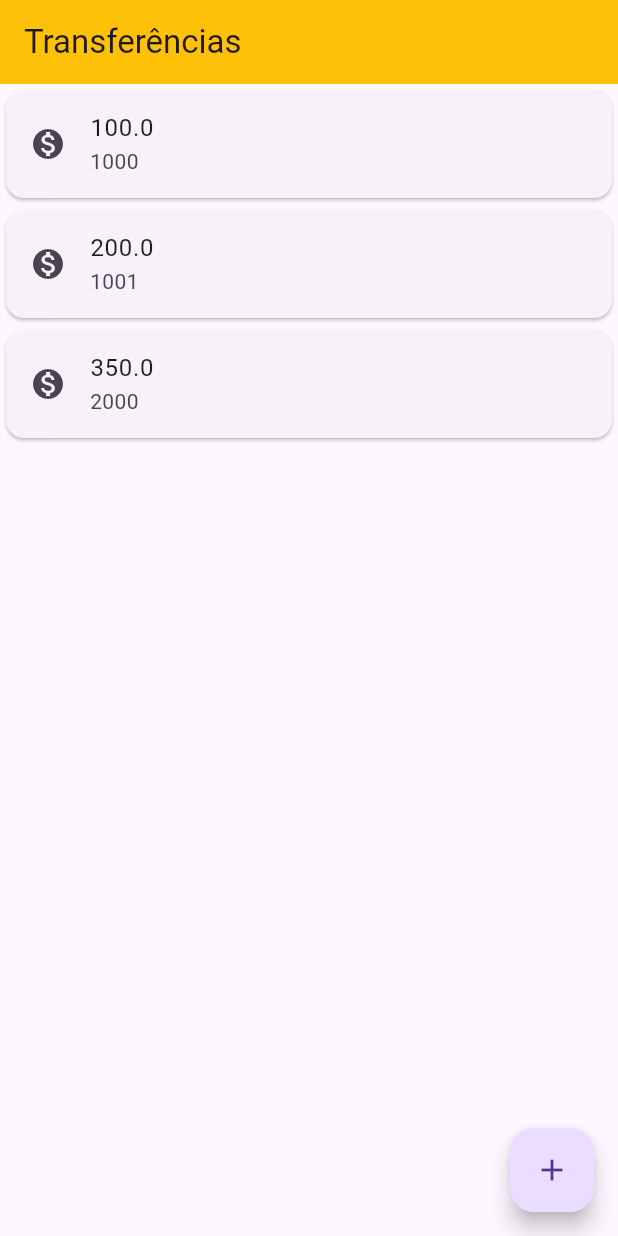
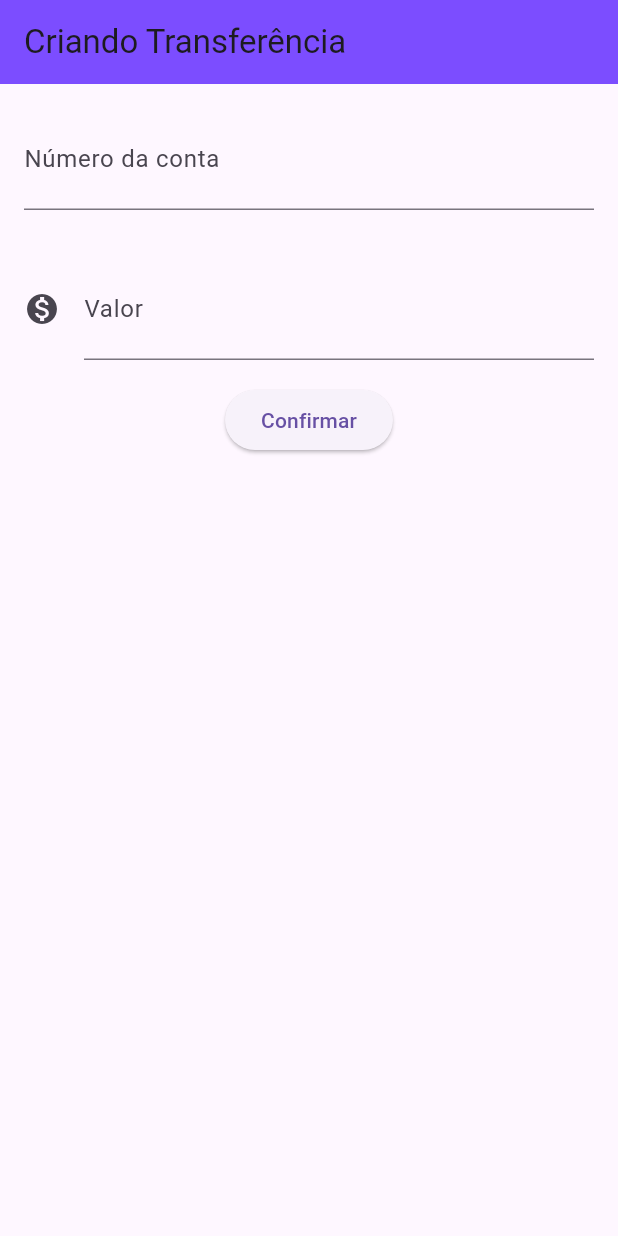
Before and after one commit to dev-gabriel-campos/listaTransferencias, a Flutter app: the screen it shows after launch, on a phone screen of 412 x 824 dp. Run offline on Flutter 3.47's test engine with Material 3 defaults, Android fonts, the phone set to English and light mode, and no system bars.

Commit message:
Criado a tela para criar as transferências, adicionando os widgets para conta, valor e botão

```diff
--- a/lib/main.dart
+++ b/lib/main.dart
@@ -1,37 +1,89 @@
 import 'package:flutter/material.dart';
 
-void main() => runApp(MaterialApp(
+void main() => runApp(listaTransferencia());
+
+class listaTransferencia extends StatelessWidget {
+  @override
+  Widget build(BuildContext context) {
+    return MaterialApp(
       home: Scaffold(
-        body: ListaTransferencias(),
+        body: FormularioTransferencia(),
+      ),
+    );
+  }
+}
+
+class FormularioTransferencia extends StatelessWidget {
+  @override
+  Widget build(BuildContext context) {
+    return Scaffold(
         appBar: AppBar(
           title: Text(
-            'Transferências',
+            'Criando Transferência',
           ),
-          backgroundColor: Colors.amber,
+          backgroundColor: Colors.deepPurpleAccent,
         ),
-        floatingActionButton: FloatingActionButton(
-          onPressed: () {},
-          child: Icon(Icons.add),
-        ),
-      ),
-    ));
+        body: Column(
+          children: [
+            Padding(
+              padding: const EdgeInsets.all(16.0),
+              child: TextField(
+                style: TextStyle(fontSize: 24.0),
+                decoration: InputDecoration(
+                  labelText: 'Número da conta',
+                  hintText: '0000',
+                ),
+                keyboardType: TextInputType.number,
+              ),
+            ),Padding(
+              padding: const EdgeInsets.all(16.0),
+              child: TextField(
+                style: TextStyle(fontSize: 24.0),
+                decoration: InputDecoration(
+                  icon: Icon(Icons.monetization_on),
+                  labelText: 'Valor',
+                  hintText: '0.00',
+                ),
+                keyboardType: TextInputType.number,
+              ),
+            ),
+            ElevatedButton(
+                onPressed: () {
+                  print("Botão pressionado!");
+                },
+                child: Text("Confirmar"))
+          ],
+        ));
+  }
+}
 
 class ListaTransferencias extends StatelessWidget {
   @override
   Widget build(BuildContext context) {
     // TODO: implement build
-    return Column(
-      children: [
-        ItemTransferencia(Transferencia(100.00, 1000)),
-        ItemTransferencia(Transferencia(200.00, 1001)),
-        ItemTransferencia(Transferencia(350.00, 2000)),
-      ],
+    return Scaffold(
+      appBar: AppBar(
+        title: Text(
+          'Transferências',
+        ),
+        backgroundColor: Colors.amber,
+      ),
+      body: Column(
+        children: [
+          ItemTransferencia(Transferencia(100.00, 1000)),
+          ItemTransferencia(Transferencia(200.00, 1001)),
+          ItemTransferencia(Transferencia(350.00, 2000)),
+        ],
+      ),
+      floatingActionButton: FloatingActionButton(
+        onPressed: () {},
+        child: Icon(Icons.add),
+      ),
     );
   }
 }
 
 class ItemTransferencia extends StatelessWidget {
-
   final Transferencia _transferencia;
 
   ItemTransferencia(this._transferencia);
@@ -41,11 +93,10 @@ class ItemTransferencia extends StatelessWidget {
     // TODO: implement build
     return Card(
         child: ListTile(
-          leading: Icon(Icons.monetization_on),
-          title: Text(_transferencia.valor.toString()),
-          subtitle: Text(_transferencia.numeroConta.toString()),
-        )
-    );
+      leading: Icon(Icons.monetization_on),
+      title: Text(_transferencia.valor.toString()),
+      subtitle: Text(_transferencia.numeroConta.toString()),
+    ));
   }
 }
 
```
